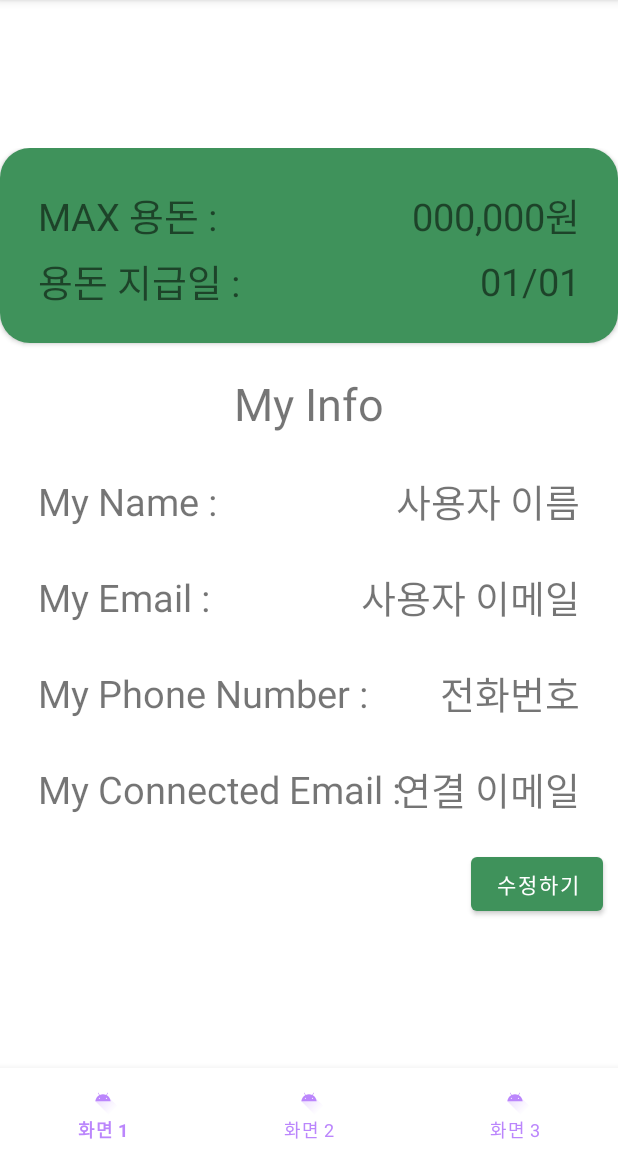
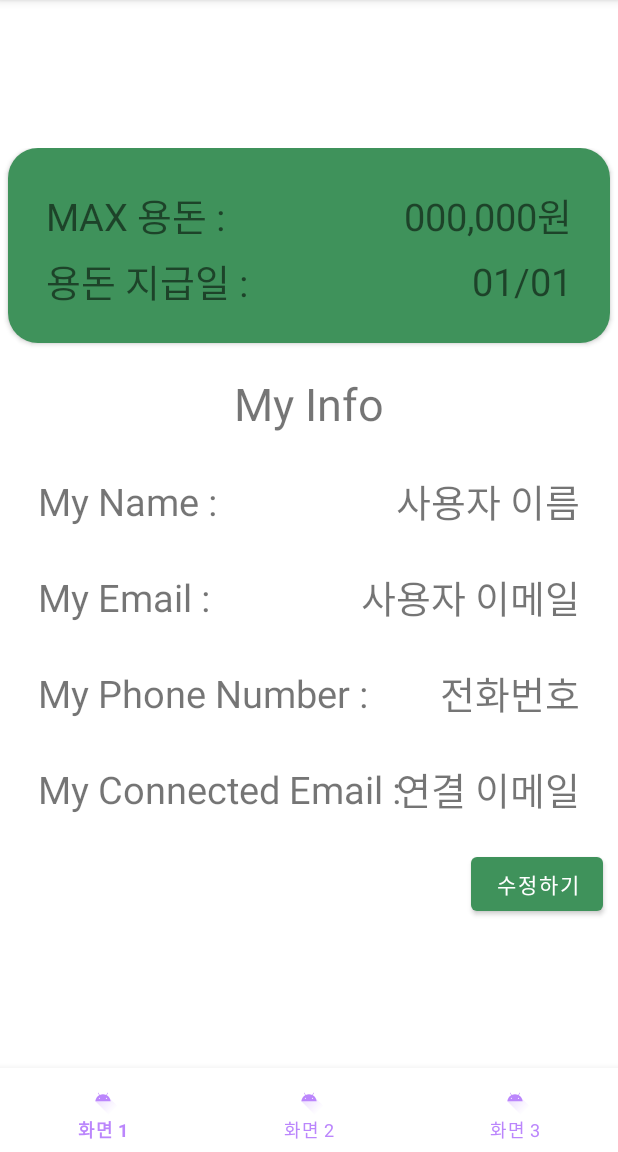
Before and after one commit to kelly1422/front_greenMoney, an Android app: the fragment FragmentPage3 placed in its activity, on a phone screen of 412 x 824 dp, the part 84-1236 px from its top. Run offline under Robolectric (Android 15) with nearby library versions, the phone set to English and light mode, and no system bars.

Commit message:
fix : settings page design

```diff
--- a/app/src/main/res/layout/activity_setting.xml
+++ b/app/src/main/res/layout/activity_setting.xml
@@ -18,6 +18,7 @@
             android:layout_height="130dp"
             android:background="@drawable/green_bg"
             android:gravity="top"
+            android:layout_marginHorizontal="5dp"
             android:elevation="@dimen/cardview_default_elevation"
             android:orientation="vertical"
             app:layout_constraintEnd_toEndOf="parent"
```
